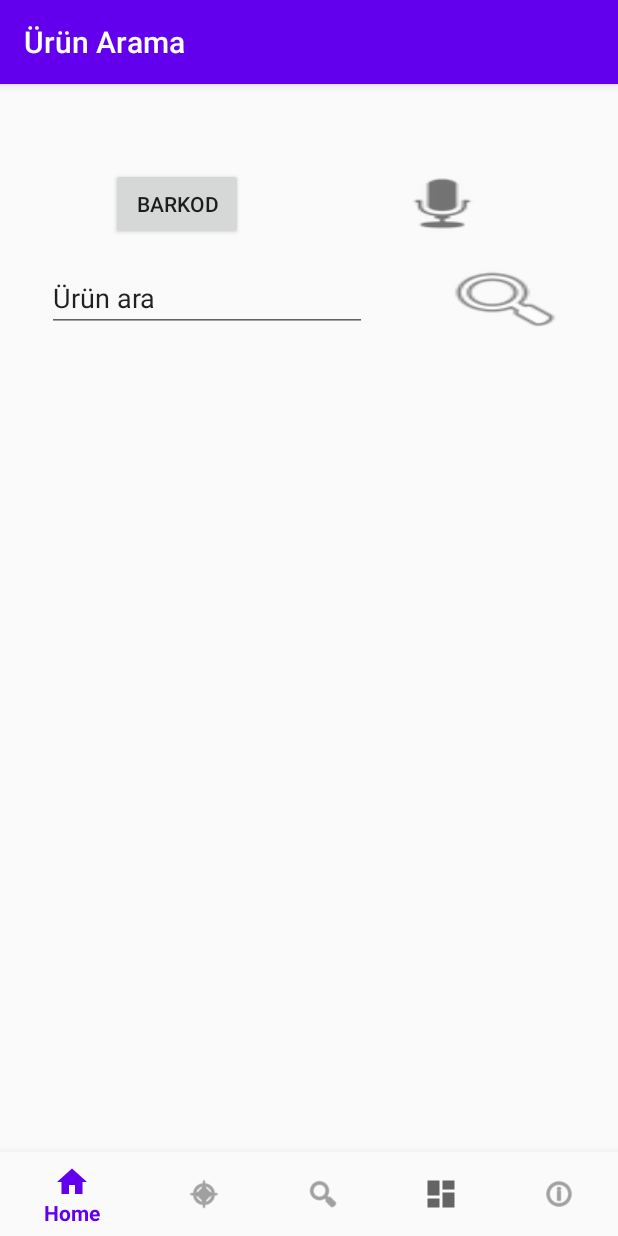
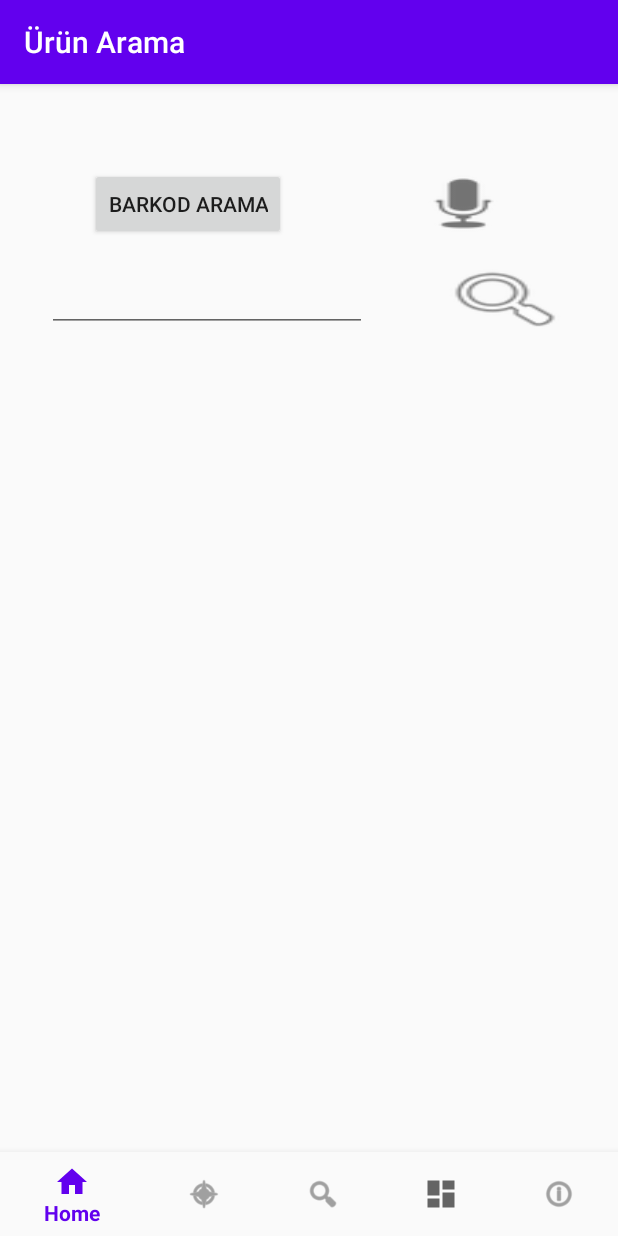
Before and after one commit to mbdemirkan/marna, an Android app: the SearchFragment screen opened through its navigation route, after a tap on an icon or button, on a phone screen of 412 x 824 dp. Run offline under Robolectric (Android 15) with nearby library versions, the phone set to English and light mode, and no system bars; our stand-ins replace navigation-ui.

```diff
--- a/app/src/main/res/layout/fragment_search.xml
+++ b/app/src/main/res/layout/fragment_search.xml
@@ -15,10 +15,10 @@
         android:layout_marginEnd="16dp"
         android:ems="10"
         android:inputType="textPersonName"
-        android:text="Ürün ara"
         app:layout_constraintEnd_toStartOf="@+id/buttonSearch"
         app:layout_constraintStart_toStartOf="parent"
-        app:layout_constraintTop_toBottomOf="@+id/buttonBarcode" />
+        app:layout_constraintTop_toBottomOf="@+id/buttonBarcode"
+        android:autofillHints="" />
 
     <Button
         android:id="@+id/buttonSearch"
@@ -49,7 +49,7 @@
         android:layout_height="wrap_content"
         android:layout_marginStart="16dp"
         android:layout_marginEnd="16dp"
-        android:text="Barkod"
+        android:text="@string/text_barcode"
         app:layout_constraintEnd_toStartOf="@+id/buttonSpeak"
         app:layout_constraintStart_toStartOf="parent"
         app:layout_constraintTop_toTopOf="parent" />
--- a/app/src/main/res/values/strings.xml
+++ b/app/src/main/res/values/strings.xml
@@ -5,4 +5,10 @@
     <string name="title_search">Ürün Arama</string>
     <string name="title_category">Kategori Arama</string>
     <string name="title_profile">Kullanıcı Bilgilerim</string>
+    <string name="text_barcode">Barkod Arama</string>
+    <string name="text_orders">Siparişlerim</string>
+    <string name="text_favorites">Favori Ürünlerim</string>
+    <string name="text_address">Adres</string>
+    <string name="text_password">Şifre</string>
+    <string name="text_creditcards">Kart Bilgilerim</string>
 </resources>
```
Also changed, not shown: app/src/main/res/layout/fragment_profile.xml (+11 -7 lines).
